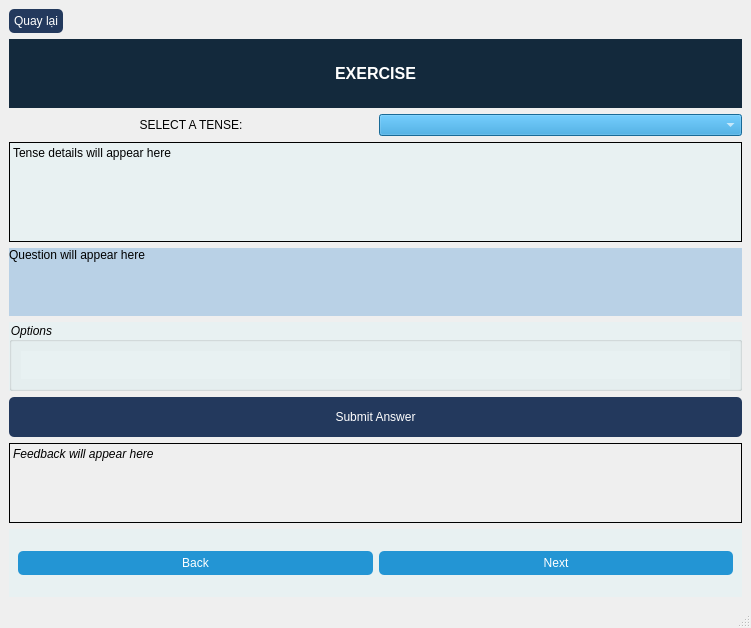
Before: the Qt Designer form grammar.ui in ngocanh1192006/English_app, drawn with Qt 5.
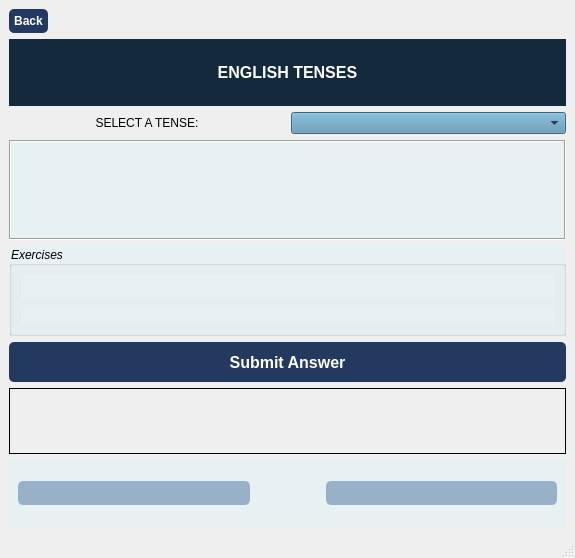
After: the same form once the commit is applied. Icons and pictures are not drawn.

```diff
--- a/grammar.ui
+++ b/grammar.ui
@@ -6,8 +6,8 @@
    <rect>
     <x>0</x>
     <y>0</y>
-    <width>751</width>
-    <height>628</height>
+    <width>575</width>
+    <height>558</height>
    </rect>
   </property>
   <property name="windowTitle">
@@ -17,6 +17,13 @@
    <layout class="QVBoxLayout" name="verticalLayout">
     <item alignment="Qt::AlignLeft">
      <widget class="QPushButton" name="pushButton_3">
+      <property name="font">
+       <font>
+        <pointsize>9</pointsize>
+        <weight>75</weight>
+        <bold>true</bold>
+       </font>
+      </property>
       <property name="styleSheet">
        <string notr="true">QWidget {
     background-color: #e8f1f2; /* Màu vàng nhạt */
@@ -33,7 +40,11 @@
 }</string>
       </property>
       <property name="text">
-       <string>Quay lại</string>
+       <string>Back</string>
+      </property>
+      <property name="icon">
+       <iconset>
+        <normaloff>../../../icons8-play-48 - Copy.png</normaloff>../../../icons8-play-48 - Copy.png</iconset>
       </property>
      </widget>
     </item>
@@ -51,7 +62,7 @@
 color: #fff</string>
       </property>
       <property name="text">
-       <string>EXERCISE</string>
+       <string>ENGLISH TENSES</string>
       </property>
       <property name="alignment">
        <set>Qt::AlignCenter</set>
@@ -78,9 +89,18 @@
           <height>0</height>
          </size>
         </property>
+        <property name="font">
+         <font>
+          <pointsize>9</pointsize>
+          <weight>75</weight>
+          <bold>true</bold>
+         </font>
+        </property>
         <property name="styleSheet">
-         <string notr="true">background-color: rgb(35, 149, 212);
-color: #fff</string>
+         <string notr="true">background-color: rgb(85, 143, 174);
+color: rgb(0, 0, 0);
+font-weight: bold;
+</string>
         </property>
        </widget>
       </item>
@@ -95,35 +115,19 @@
        </size>
       </property>
       <property name="styleSheet">
-       <string notr="true">background-color: #e8f1f2</string>
+       <string notr="true">background-color: #e8f1f2;
+color: rgb(0, 0, 0);
+font-weight: bold;
+</string>
       </property>
       <property name="frameShape">
        <enum>QFrame::Box</enum>
       </property>
-      <property name="text">
-       <string>Tense details will appear here</string>
+      <property name="frameShadow">
+       <enum>QFrame::Sunken</enum>
       </property>
-      <property name="alignment">
-       <set>Qt::AlignLeading|Qt::AlignLeft|Qt::AlignTop</set>
-      </property>
-      <property name="wordWrap">
-       <bool>true</bool>
-      </property>
-     </widget>
-    </item>
-    <item>
-     <widget class="QLabel" name="questionLabel">
-      <property name="minimumSize">
-       <size>
-        <width>0</width>
-        <height>50</height>
-       </size>
-      </property>
-      <property name="styleSheet">
-       <string notr="true">background-color: rgb(185, 209, 230);</string>
-      </property>
       <property name="text">
-       <string>Question will appear here</string>
+       <string/>
       </property>
       <property name="alignment">
        <set>Qt::AlignLeading|Qt::AlignLeft|Qt::AlignTop</set>
@@ -141,14 +145,47 @@
        </font>
       </property>
       <property name="styleSheet">
-       <string notr="true">background-color: #e8f1f2</string>
+       <string notr="true">background-color: #e8f1f2;
+color: rgb(0, 0, 0)</string>
       </property>
       <property name="title">
-       <string>Options</string>
+       <string>Exercises</string>
       </property>
       <layout class="QVBoxLayout" name="verticalLayout_2">
+       <item>
+        <widget class="QLabel" name="questionLabel">
+         <property name="minimumSize">
+          <size>
+           <width>0</width>
+           <height>25</height>
+          </size>
+         </property>
+         <property name="font">
+          <font/>
+         </property>
+         <property name="styleSheet">
+          <string notr="true">background-color: #e8f1f;
+color: rgb(0, 0, 0);
+font-size: 14px;
+</string>
+         </property>
+         <property name="text">
+          <string/>
+         </property>
+         <property name="alignment">
+          <set>Qt::AlignLeading|Qt::AlignLeft|Qt::AlignTop</set>
+         </property>
+         <property name="wordWrap">
+          <bool>true</bool>
+         </property>
+        </widget>
+       </item>
        <item>
         <widget class="QWidget" name="optionsWidget" native="true">
+         <property name="styleSheet">
+          <string notr="true">color: #8A2BE2;
+</string>
+         </property>
          <layout class="QVBoxLayout" name="optionsLayout"/>
         </widget>
        </item>
@@ -163,6 +200,14 @@
         <height>40</height>
        </size>
       </property>
+      <property name="font">
+       <font>
+        <pointsize>12</pointsize>
+        <weight>75</weight>
+        <bold>true</bold>
+        <underline>false</underline>
+       </font>
+      </property>
       <property name="styleSheet">
        <string notr="true">QWidget {
     background-color: #2345rd ; /* Màu vàng nhạt */
@@ -185,7 +230,7 @@
       <property name="minimumSize">
        <size>
         <width>0</width>
-        <height>80</height>
+        <height>50</height>
        </size>
       </property>
       <property name="font">
@@ -197,7 +242,7 @@
        <enum>QFrame::Box</enum>
       </property>
       <property name="text">
-       <string>Feedback will appear here</string>
+       <string/>
       </property>
       <property name="alignment">
        <set>Qt::AlignLeading|Qt::AlignLeft|Qt::AlignTop</set>
@@ -225,7 +270,7 @@
         <widget class="QPushButton" name="pushButton">
          <property name="styleSheet">
           <string notr="true">QPushButton {
-    background-color: #2395d4; /* Màu xanh */
+    background-color: rgb(151, 178, 200); /* Màu xanh */
     color: white; /* Chữ màu trắng */
     border-radius: 5px;
     padding: 5px;
@@ -240,15 +285,44 @@
 }</string>
          </property>
          <property name="text">
-          <string>Back</string>
+          <string/>
+         </property>
+         <property name="icon">
+          <iconset>
+           <normaloff>../../../icons8-play-48 - Copy.png</normaloff>../../../icons8-play-48 - Copy.png</iconset>
+         </property>
+         <property name="checkable">
+          <bool>true</bool>
+         </property>
+         <property name="checked">
+          <bool>true</bool>
+         </property>
+         <property name="flat">
+          <bool>false</bool>
          </property>
         </widget>
        </item>
+       <item>
+        <spacer name="horizontalSpacer">
+         <property name="orientation">
+          <enum>Qt::Horizontal</enum>
+         </property>
+         <property name="sizeType">
+          <enum>QSizePolicy::Fixed</enum>
+         </property>
+         <property name="sizeHint" stdset="0">
+          <size>
+           <width>70</width>
+           <height>10</height>
+          </size>
+         </property>
+        </spacer>
+       </item>
        <item>
         <widget class="QPushButton" name="pushButton_2">
          <property name="styleSheet">
           <string notr="true">QPushButton {
-    background-color: #2395d4; /* Màu xanh */
+    background-color: rgb(151, 178, 200); /* Màu xanh */
     color: white; /* Chữ màu trắng */
     border-radius: 5px;
     padding: 5px;
@@ -263,7 +337,17 @@
 }</string>
          </property>
          <property name="text">
-          <string>Next</string>
+          <string/>
+         </property>
+         <property name="icon">
+          <iconset>
+           <normaloff>../../../icons8-play-48.png</normaloff>../../../icons8-play-48.png</iconset>
+         </property>
+         <property name="checkable">
+          <bool>true</bool>
+         </property>
+         <property name="checked">
+          <bool>true</bool>
          </property>
         </widget>
        </item>
```
Left out of the diff: 8 changed lines with no effect on the pictures.
